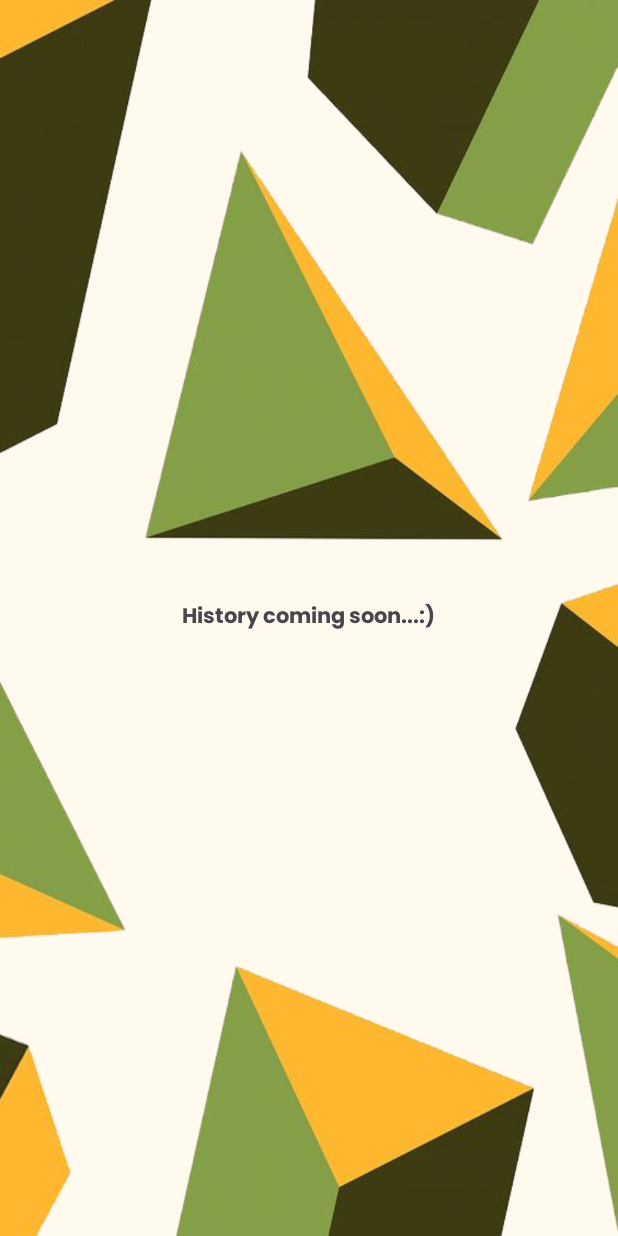
After one commit to 4kshat7/RePerks, an Android app: the HistoryFragment screen opened through its navigation route, on a phone screen of 412 x 824 dp. The commit adds this screen. Run offline under Robolectric (Android 15) with nearby library versions, the phone set to English and light mode, and no system bars.

Commit message:
added rewards page overlay and binSites and history
added bin sites fragment and history fragment and made a few clean up changes

```diff
--- /dev/null
+++ b/ReperksProto2/app/src/main/java/com/example/reperksproto2/HistoryFragment.java
@@ -0,0 +1,20 @@
+package com.example.reperksproto2;
+
+import android.os.Bundle;
+
+import androidx.fragment.app.Fragment;
+
+import android.view.LayoutInflater;
+import android.view.View;
+import android.view.ViewGroup;
+
+
+public class HistoryFragment extends Fragment {
+
+    @Override
+    public View onCreateView(LayoutInflater inflater, ViewGroup container,
+                             Bundle savedInstanceState) {
+        // Inflate the layout for this fragment
+        return inflater.inflate(R.layout.fragment_history, container, false);
+    }
+}
--- /dev/null
+++ b/ReperksProto2/app/src/main/res/layout/fragment_history.xml
@@ -0,0 +1,17 @@
+<?xml version="1.0" encoding="utf-8"?>
+<FrameLayout xmlns:android="http://schemas.android.com/apk/res/android"
+    xmlns:tools="http://schemas.android.com/tools"
+    android:layout_width="match_parent"
+    android:layout_height="match_parent"
+    android:background="@drawable/splash_background"
+    tools:context=".HistoryFragment">
+
+    <!-- TODO: Update blank fragment layout -->
+    <TextView
+        android:layout_width="wrap_content"
+        android:layout_height="wrap_content"
+        android:text="History coming soon...:)"
+        android:fontFamily="@font/poppins_bold"
+        android:layout_gravity="center"/>
+
+</FrameLayout>
--- a/ReperksProto2/app/src/main/res/navigation/nav_graph.xml
+++ b/ReperksProto2/app/src/main/res/navigation/nav_graph.xml
@@ -52,7 +52,15 @@
         <action
             android:id="@+id/action_homeFragment_to_rewardFragment"
             app:destination="@id/rewardFragment"
-            app:enterAnim="@anim/from_right" />
+            app:enterAnim="@anim/fade_in" />
+        <action
+            android:id="@+id/action_homeFragment_to_binSitesFragment"
+            app:destination="@id/binSitesFragment"
+            app:enterAnim="@anim/fade_in" />
+        <action
+            android:id="@+id/action_homeFragment_to_historyFragment"
+            app:destination="@id/historyFragment"
+            app:enterAnim="@anim/fade_in" />
     </fragment>
     <fragment
         android:id="@+id/rewardFragment"
@@ -64,4 +72,14 @@
             app:destination="@id/homeFragment"
             app:enterAnim="@anim/from_left" />
     </fragment>
+    <fragment
+        android:id="@+id/binSitesFragment"
+        android:name="com.example.reperksproto2.BinSitesFragment"
+        android:label="fragment_bin_sites"
+        tools:layout="@layout/fragment_bin_sites" />
+    <fragment
+        android:id="@+id/historyFragment"
+        android:name="com.example.reperksproto2.HistoryFragment"
+        android:label="fragment_history"
+        tools:layout="@layout/fragment_history" />
 </navigation>
--- a/ReperksProto2/app/src/main/res/xml/fragment_splash_scene.xml
+++ b/ReperksProto2/app/src/main/res/xml/fragment_splash_scene.xml
@@ -59,5 +59,8 @@
             motion:layout_constraintStart_toStartOf="parent"
             android:alpha="1"
             android:translationY="1dp" />
+        <Constraint
+            motion:layout_editor_absoluteY="16dp"
+            android:id="@+id/imageView" />
     </ConstraintSet>
 </MotionScene>
```
Also changed, not shown: ReperksProto2/app/src/main/java/com/example/reperksproto2/BinSitesFragment.java (added, +20 -0 lines), ReperksProto2/app/src/main/java/com/example/reperksproto2/HomeFragment.java (+17 -2 lines), ReperksProto2/app/src/main/java/com/example/reperksproto2/RewardFragment.java (+0 -45 lines), ReperksProto2/app/src/main/res/layout/fragment_bin_sites.xml (added, +19 -0 lines), ReperksProto2/app/src/main/res/layout/fragment_reward.xml (+9 -0 lines), ReperksProto2/app/src/main/res/layout/fragment_splash.xml (+10 -2 lines), ReperksProto2/app/src/main/res/drawable/splash_background.png (added).
